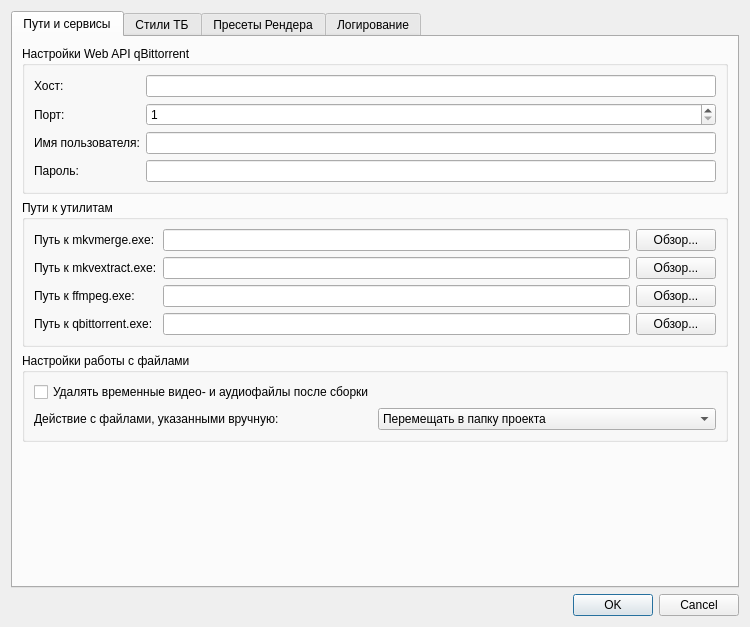
Before: the Qt Designer form settingsdialog.ui in IceHoles/DubbingTool, drawn with Qt 5.
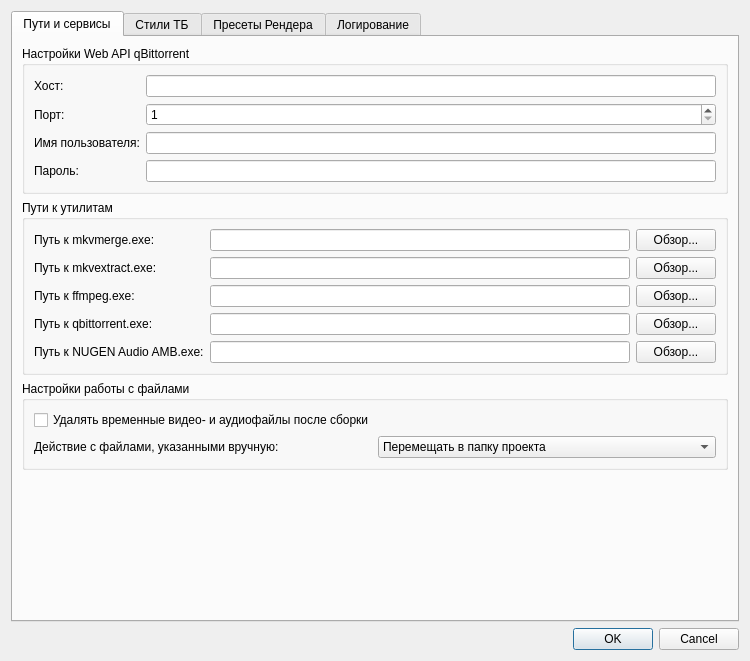
After: the same form once the commit is applied. The open tabs and pages were chosen to show the change.

```diff
--- a/settingsdialog.ui
+++ b/settingsdialog.ui
@@ -7,7 +7,7 @@
     <x>0</x>
     <y>0</y>
     <width>750</width>
-    <height>627</height>
+    <height>661</height>
    </rect>
   </property>
   <property name="windowTitle">
@@ -161,6 +161,23 @@
             </property>
            </widget>
           </item>
+          <item row="4" column="0">
+           <widget class="QLabel" name="nugenAmbPathLabel">
+            <property name="text">
+             <string>Путь к NUGEN Audio AMB.exe:</string>
+            </property>
+           </widget>
+          </item>
+          <item row="4" column="1">
+           <widget class="QLineEdit" name="nugenAmbPathEdit"/>
+          </item>
+          <item row="4" column="2">
+           <widget class="QPushButton" name="browseNugenAmbButton">
+            <property name="text">
+             <string>Обзор...</string>
+            </property>
+           </widget>
+          </item>
          </layout>
         </widget>
        </item>
```
Left out of the diff: 2 changed lines with no effect on the pictures.
